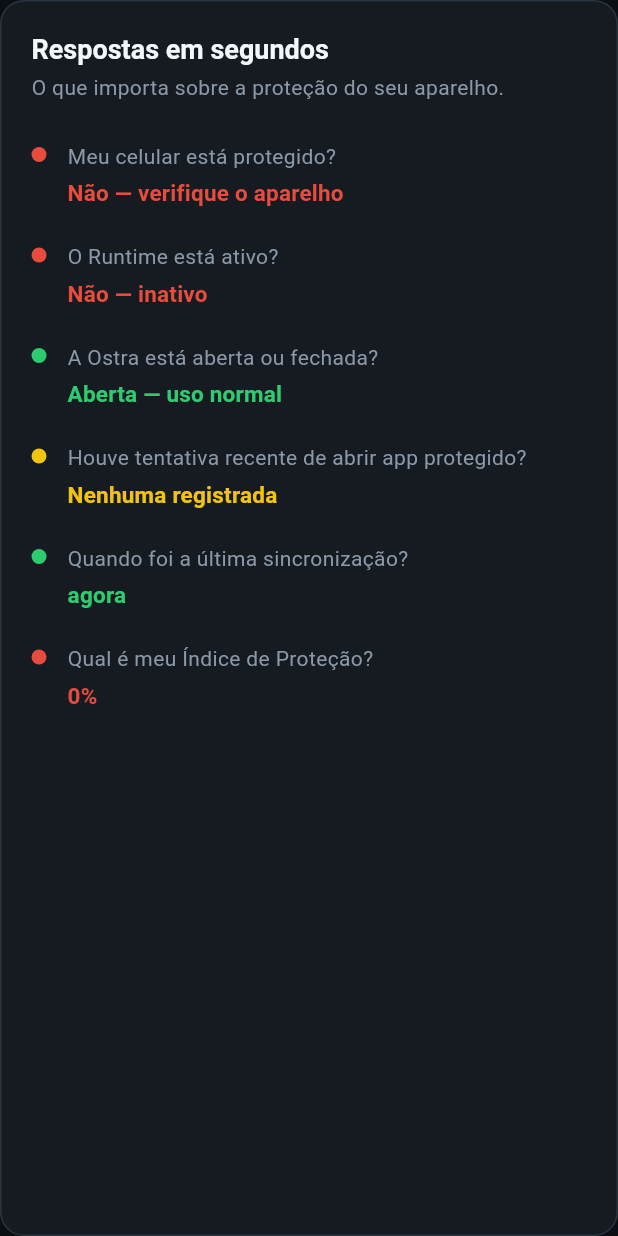
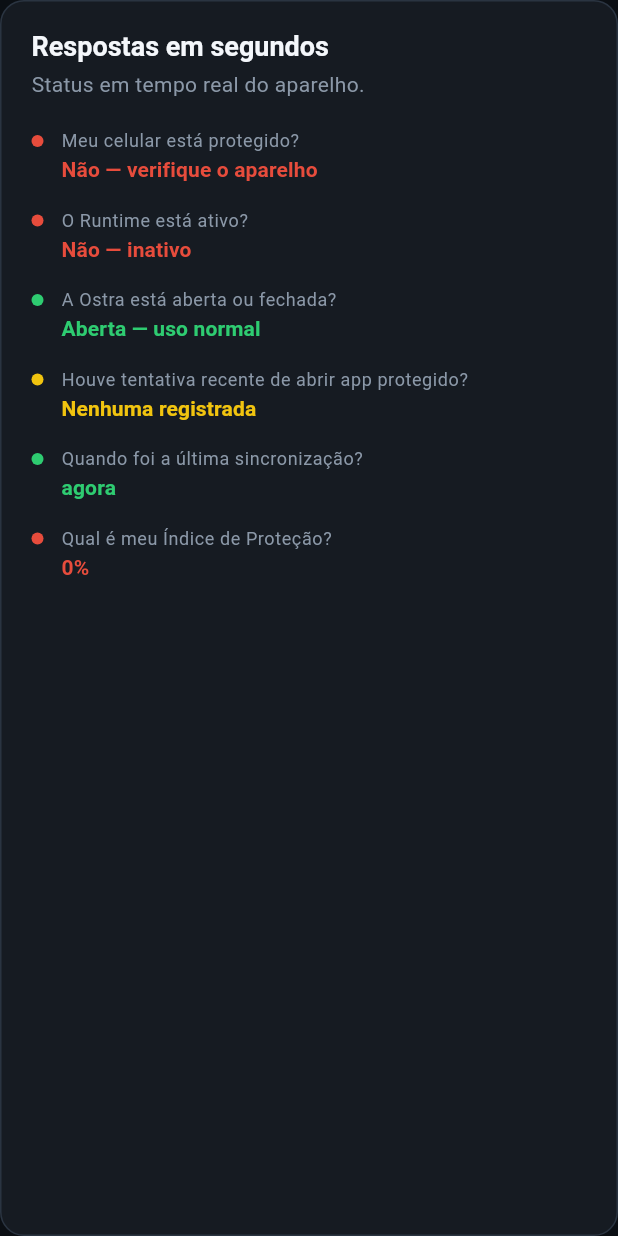
Before and after one commit to devhousecoastline/portal-guardiansense, a Flutter app: the ProtectionChecklistCard widget shown alone on an empty page, opened directly with empty values, on a phone screen of 412 x 824 dp. Run offline on Flutter 3.47's test engine with Material 3 defaults, Android fonts, the phone set to English and light mode, and no system bars; our stand-ins replace cloud_firestore, firebase_auth, firebase_core, flutter_map, go_router, latlong2; accounts and stored records are empty; Roboto replaces fonts that are missing (Segoe UI).

Commit message:
refactor(dashboard): compactar UI do checklist de configurações
Grade em chips quando 100%, pendências em destaque com itens ok recolhíveis, e menos repetição entre hero e checklist.

```diff
--- a/lib/features/dashboard/domain/protection_snapshot.dart
+++ b/lib/features/dashboard/domain/protection_snapshot.dart
@@ -35,7 +35,7 @@ abstract final class ProtectionSnapshot {
       };
 
   static List<ProtectionChecklistEntry> checklist(DeviceStatus status) {
-    return [
+    final entries = <ProtectionChecklistEntry>[
       ProtectionChecklistEntry(
         question: 'Meu celular está protegido?',
         answer: _protectedAnswer(status),
@@ -61,12 +61,19 @@ abstract final class ProtectionSnapshot {
         answer: formatRelativeTime(status.lastSeen),
         signal: status.isOnline ? ChecklistSignal.ok : ChecklistSignal.alert,
       ),
-      ProtectionChecklistEntry(
-        question: 'Qual é meu Índice de Proteção?',
-        answer: _protectionIndexAnswer(status),
-        signal: _protectionIndexSignal(status),
-      ),
     ];
+
+    if (!status.hasSetupChecklist) {
+      entries.add(
+        ProtectionChecklistEntry(
+          question: 'Qual é meu Índice de Proteção?',
+          answer: _protectionIndexAnswer(status),
+          signal: _protectionIndexSignal(status),
+        ),
+      );
+    }
+
+    return entries;
   }
 
   static String _protectedAnswer(DeviceStatus status) => switch (status.level) {
--- a/lib/features/dashboard/presentation/dashboard_page.dart
+++ b/lib/features/dashboard/presentation/dashboard_page.dart
@@ -70,7 +70,7 @@ class _DashboardBody extends StatelessWidget {
                 child: Column(
                   children: [
                     setup,
-                    const SizedBox(height: 16),
+                    const SizedBox(height: 14),
                     checklist,
                   ],
                 ),
--- a/lib/features/dashboard/presentation/widgets/protection_checklist_card.dart
+++ b/lib/features/dashboard/presentation/widgets/protection_checklist_card.dart
@@ -14,7 +14,7 @@ class ProtectionChecklistCard extends StatelessWidget {
     final entries = ProtectionSnapshot.checklist(status);
 
     return SectionCard(
-      padding: const EdgeInsets.fromLTRB(20, 20, 20, 8),
+      padding: const EdgeInsets.fromLTRB(20, 18, 20, 6),
       child: Column(
         crossAxisAlignment: CrossAxisAlignment.start,
         children: [
@@ -24,12 +24,17 @@ class ProtectionChecklistCard extends StatelessWidget {
           ),
           const SizedBox(height: 4),
           Text(
-            'O que importa sobre a proteção do seu aparelho.',
-            style: Theme.of(context).textTheme.bodyMedium,
+            'Status em tempo real do aparelho.',
+            style: Theme.of(context).textTheme.bodyMedium?.copyWith(
+                  color: AppColors.textMuted,
+                ),
           ),
-          const SizedBox(height: 16),
+          const SizedBox(height: 12),
           ...entries.map(
-            (entry) => _ChecklistRow(entry: entry),
+            (entry) => _ChecklistRow(
+              entry: entry,
+              compact: entry.answer.length > 48,
+            ),
           ),
         ],
       ),
@@ -38,9 +43,10 @@ class ProtectionChecklistCard extends StatelessWidget {
 }
 
 class _ChecklistRow extends StatelessWidget {
-  const _ChecklistRow({required this.entry});
+  const _ChecklistRow({required this.entry, this.compact = false});
 
   final ProtectionChecklistEntry entry;
+  final bool compact;
 
   @override
   Widget build(BuildContext context) {
@@ -52,34 +58,40 @@ class _ChecklistRow extends StatelessWidget {
     };
 
     return Padding(
-      padding: const EdgeInsets.symmetric(vertical: 10),
+      padding: const EdgeInsets.symmetric(vertical: 8),
       child: Row(
         crossAxisAlignment: CrossAxisAlignment.start,
         children: [
           Padding(
             padding: const EdgeInsets.only(top: 4),
             child: Container(
-              width: 10,
-              height: 10,
+              width: 8,
+              height: 8,
               decoration: BoxDecoration(color: color, shape: BoxShape.circle),
             ),
           ),
-          const SizedBox(width: 14),
+          const SizedBox(width: 12),
           Expanded(
             child: Column(
               crossAxisAlignment: CrossAxisAlignment.start,
               children: [
                 Text(
                   entry.question,
-                  style: Theme.of(context).textTheme.bodyMedium,
+                  style: Theme.of(context).textTheme.bodySmall?.copyWith(
+                        color: AppColors.textMuted,
+                      ),
                 ),
-                const SizedBox(height: 4),
+                const SizedBox(height: 2),
                 Text(
                   entry.answer,
-                  style: Theme.of(context).textTheme.titleMedium?.copyWith(
-                        color: color,
-                        fontWeight: FontWeight.w600,
-                      ),
+                  style: (compact
+                          ? Theme.of(context).textTheme.bodyMedium
+                          : Theme.of(context).textTheme.titleSmall)
+                      ?.copyWith(
+                    color: color,
+                    fontWeight: FontWeight.w600,
+                    height: 1.35,
+                  ),
                 ),
               ],
             ),
--- a/lib/features/dashboard/presentation/widgets/protection_status_hero.dart
+++ b/lib/features/dashboard/presentation/widgets/protection_status_hero.dart
@@ -45,6 +45,16 @@ class ProtectionStatusHero extends StatelessWidget {
                 ),
           ),
           const SizedBox(height: 24),
+          if (status.hasSetupChecklist) ...[
+            Text(
+              _setupSummary(status),
+              style: Theme.of(context).textTheme.bodyMedium?.copyWith(
+                    color: accent,
+                    fontWeight: FontWeight.w600,
+                  ),
+            ),
+            const SizedBox(height: 16),
+          ],
           Row(
             crossAxisAlignment: CrossAxisAlignment.end,
             children: [
@@ -86,4 +96,11 @@ class ProtectionStatusHero extends StatelessWidget {
         StatusTone.offline => AppColors.textMuted,
         StatusTone.neutral => AppColors.primary,
       };
+
+  String _setupSummary(DeviceStatus status) {
+    final total = status.protectionSetupItems.length;
+    final done = status.configuredSetupItems.length;
+    if (done == total) return '$done de $total requisitos configurados no app';
+    return '$done de $total requisitos — falta ${total - done}';
+  }
 }
```
Also changed, not shown: lib/features/dashboard/presentation/widgets/protection_setup_card.dart (+236 -87 lines).
